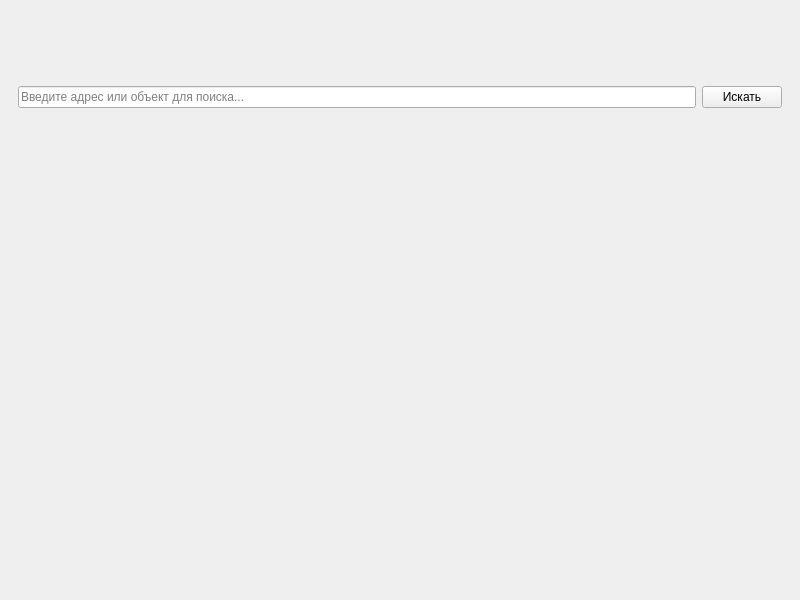
This is main_window.ui in Vladimir525252/Yandex_maps as Qt 5 draws it before an edit. The edited form follows.
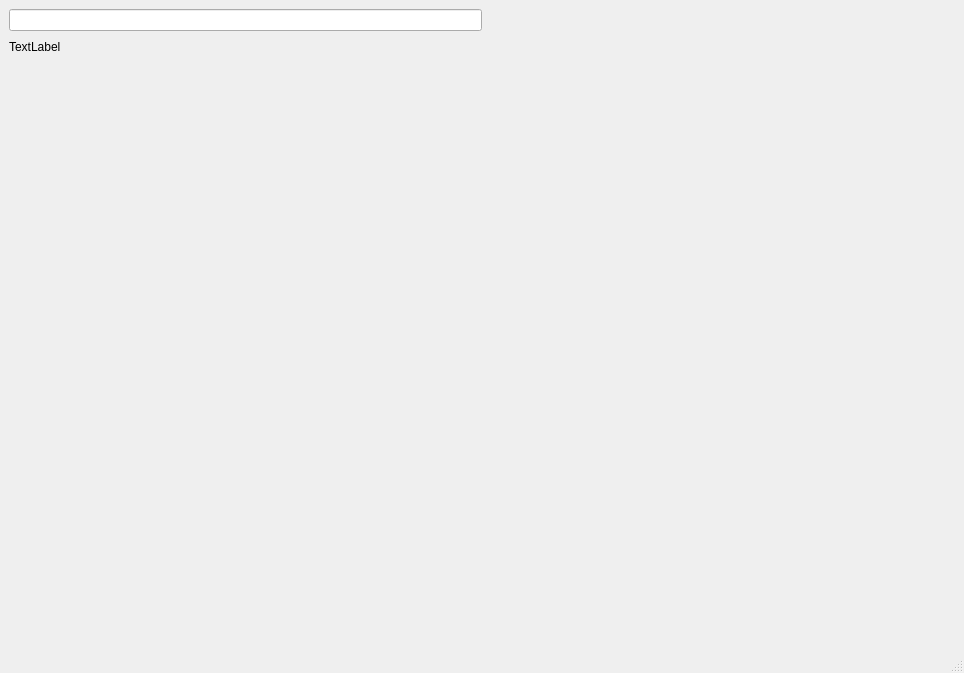
This is the edited form.

Diff of the .ui file:
```diff
--- a/main_window.ui
+++ b/main_window.ui
@@ -6,47 +6,64 @@
    <rect>
     <x>0</x>
     <y>0</y>
-    <width>800</width>
-    <height>600</height>
+    <width>964</width>
+    <height>673</height>
    </rect>
   </property>
   <property name="windowTitle">
    <string>Yandex Maps</string>
   </property>
   <widget class="QWidget" name="centralwidget">
-   <layout class="QVBoxLayout" name="verticalLayout">
-    <item>
-     <widget class="QWidget" name="search_widget" native="true">
-      <layout class="QHBoxLayout" name="horizontalLayout">
-       <item>
-        <widget class="QLineEdit" name="search_line">
-         <property name="placeholderText">
-          <string>Введите адрес или объект для поиска...</string>
-         </property>
-        </widget>
-       </item>
-       <item>
-        <widget class="QPushButton" name="search_button">
-         <property name="text">
-          <string>Искать</string>
-         </property>
-        </widget>
-       </item>
-      </layout>
-     </widget>
-    </item>
-    <item>
+   <layout class="QGridLayout" name="gridLayout">
+    <item row="1" column="0">
      <widget class="QLabel" name="g_map">
-      <property name="minimumSize">
-       <size>
-        <width>600</width>
-        <height>400</height>
-       </size>
+      <property name="text">
+       <string>TextLabel</string>
       </property>
      </widget>
     </item>
+    <item row="1" column="1">
+     <spacer name="horizontalSpacer">
+      <property name="orientation">
+       <enum>Qt::Horizontal</enum>
+      </property>
+      <property name="sizeHint" stdset="0">
+       <size>
+        <width>40</width>
+        <height>20</height>
+       </size>
+      </property>
+     </spacer>
+    </item>
+    <item row="3" column="0">
+     <spacer name="verticalSpacer">
+      <property name="orientation">
+       <enum>Qt::Vertical</enum>
+      </property>
+      <property name="sizeHint" stdset="0">
+       <size>
+        <width>20</width>
+        <height>40</height>
+       </size>
+      </property>
+     </spacer>
+    </item>
+    <item row="0" column="0">
+     <widget class="QLineEdit" name="lineEdit"/>
+    </item>
    </layout>
   </widget>
+  <widget class="QMenuBar" name="menubar">
+   <property name="geometry">
+    <rect>
+     <x>0</x>
+     <y>0</y>
+     <width>964</width>
+     <height>18</height>
+    </rect>
+   </property>
+  </widget>
+  <widget class="QStatusBar" name="statusbar"/>
  </widget>
  <resources/>
  <connections/>
```
Left out of the diff: 2 changed lines with no effect on the pictures.
